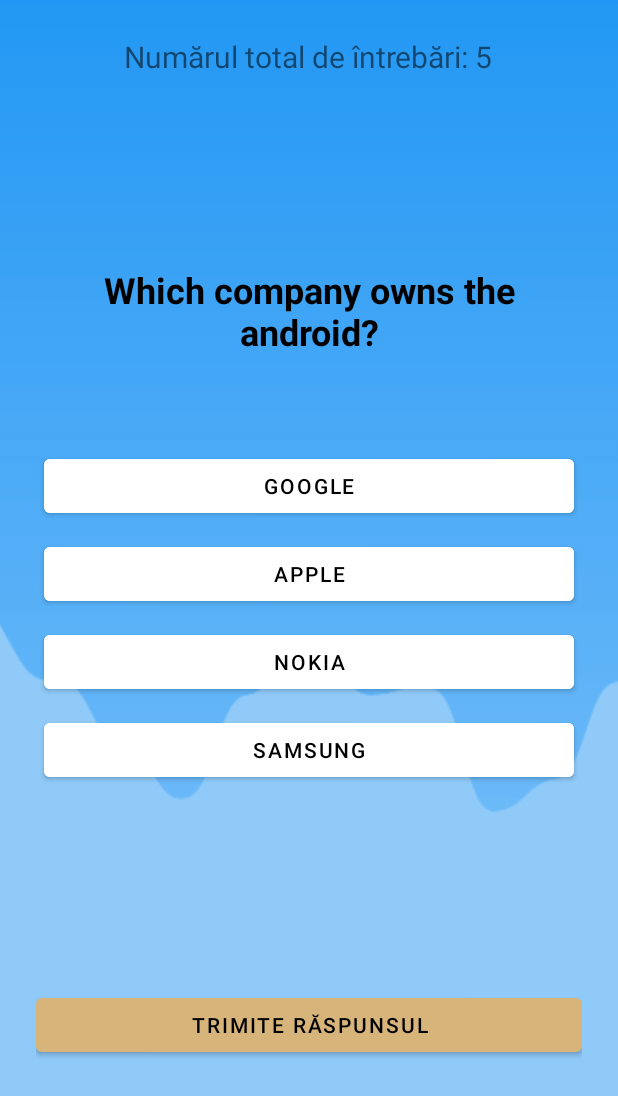
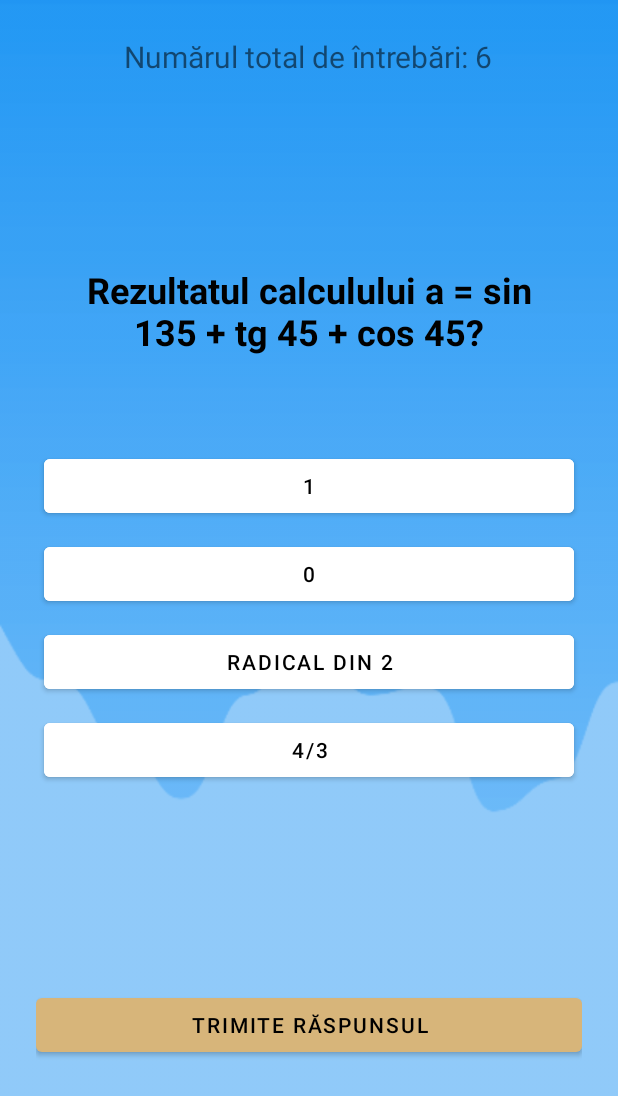
Before and after one commit to CasianGalben/LicentaFinal, an Android app: the Test5 screen opened directly, with no data from a screen before it, on a phone screen of 412 x 824 dp. Shown: the top 1096 px of the screen. Run offline under Robolectric (Android 15) with nearby library versions, the light colour scheme and no system bars.

Commit message:
quiz uri finalizate

```diff
--- a/app/src/main/java/com/casian/aplicatiefinala/QuestionAnswer.java
+++ b/app/src/main/java/com/casian/aplicatiefinala/QuestionAnswer.java
@@ -3,50 +3,53 @@
 public class QuestionAnswer {
 
     public static String question[] ={
-            "Which company owns the android?",
-            "Which one is not the programming language?",
-            "Where you are watching this video?",
-            "Which company owns the Apple?",
-            "Ana are mere?"
+            "Rezultatul calculului a = sin 135 + tg 45 + cos 45?",
+            "Tg(a+b) în formă rescrisă este?",
+            "Fie punctele A, B, C coliniare. Stiind ca raportul dintre vectorul BC și vectorul AC este  egal cu 3. C ... ?",
+            "Știind că triunghiul ABC este isoscel cu AB = AC, dacă A(3,M), B(-1,1), C(2,2), M este egal cu? ",
+            "Ținând cont că π/5 este în cadranul I. Valoarea calculată pentru cos π/5 și sin π/5 este: ?",
+            "Se consideră mulțimea A = { radical din 6, -2, -1/3, 1/2, 2, 3}. Numărul elementelor din mulțimea A intersectat cu multimea Q este: ?"
     };
 
     public static String choices[][] = {
-            {"Google","Apple","Nokia","Samsung"},
-            {"Java","Kotlin","Notepad","Python"},
-            {"Facebook","Whatsapp","Instagram","Youtube"},
-            {"Google","Apple","Nokia","Samsung"},
-            {"da","nu","poate","yesss"}
+            {"1","0","radical din 2","4/3"},
+            {"(1- tg a * tg b)/(tg a + tg b)","(tg a + tg b)/(a+b)","(tg a + tg b)/(1- tg a * tg b)","(tg a - tg b)/(1+ tg a * tg b)"},
+            {"C este paralel cu A","C se află între B și A","C este permendicular pe AB","C este jumătate din BA"},
+            {"-3","-6","2","5/2"},
+            {"(1+radical din 5)/4","(1-radical din 5)/4","(1-radical din 4)/5","1"},
+            {"7","2","6","5"}
     };
 
     public static String correctAnswers[] = {
-            "Google",
-            "Notepad",
-            "Youtube",
-            "Apple",
-            "da"
+            "1",
+            "(tg a + tg b)/(1- tg a * tg b)",
+            "C se află între B și A",
+            "-6",
+            "(1+radical din 5)/4",
+            "5"
     };
     public static String question1[] ={
-            "aaaaaaaa?",
-            "ass?",
-            "sfasf?",
-            "Which company owns the Apple?",
-            "Ana are mere?"
+            "Fie numerele A = (1+radical din 3)/(1-radical din 3), B = 2/(1-radical din 2), C = -2. Ordonarea crescatoare a numerelor este: ?",
+            "Având mulțimea Z, rezultatul ecuației 2x**2 + 5x - 3 = 0 este: ?",
+            "Fie progresia aritmetică cu a3 = 5 și a8 = 10, a1 este egal: ?",
+            "Având progresia aritmetică cu termenii 2x**2+2x+3, 4x**2+2x-1, 6x**2-1. X este: ?",
+            "Fie funcția f: [-1,3] cu valori în R, f(x) = 2x-5, mulțimea valorilor A ale lui f este: ?"
     };
 
     public static String choices1[][] = {
-            {"fff","Apple","Nokia","Samsung"},
-            {"Java","Kotlin","Notepad","Python"},
-            {"Facebook","Whatsapp","Instagram","Youtube"},
-            {"Google","Apple","Nokia","Samsung"},
-            {"da","nu","poate","yesss"}
+            {"B<A<C","B<C<A","A<B<C","A<C<B"},
+            {"-2","-1","-3","2"},
+            {"2","3","1","0"},
+            {"2","7","4","5"},
+            {"[-7,-1]","(-9,-3]","[-1,1]","[0,4)"}
     };
 
     public static String correctAnswers1[] = {
-            "fff",
-            "Notepad",
-            "Youtube",
-            "Apple",
-            "da"
+            "B<A<C",
+            "-3",
+            "3",
+            "2",
+            "[-7,-1]"
     };
 
 }
--- a/app/src/main/java/com/casian/aplicatiefinala/Test3.java
+++ b/app/src/main/java/com/casian/aplicatiefinala/Test3.java
@@ -27,10 +27,7 @@
             new Intrebare(R.string.Intreabare33, true),
             new Intrebare(R.string.Intreabare34, false),
             new Intrebare(R.string.Intreabare35, false),
-            new Intrebare(R.string.Intreabare36, false),
-            new Intrebare(R.string.Intreabare37, false),
-            new Intrebare(R.string.Intreabare38, true),
-            new Intrebare(R.string.Intreabare39, true),
+
     };
 
     @Override
--- a/app/src/main/java/com/casian/aplicatiefinala/Test5.java
+++ b/app/src/main/java/com/casian/aplicatiefinala/Test5.java
@@ -93,9 +93,9 @@
     void finishQuiz(){
         String passStatus = "";
         if(score > totalQuestion*0.60){
-            passStatus = "Passed";
+            passStatus = "Trecut";
         }else{
-            passStatus = "Failed";
+            passStatus = "Picat";
         }
 
         new AlertDialog.Builder(this)
--- a/app/src/main/res/values/strings.xml
+++ b/app/src/main/res/values/strings.xml
@@ -36,7 +36,7 @@
 
     <string name="Intreabare21">Se consideră mulțimea A = { radical din 6, -2, -1/3, 1/2, 2, 3}. Numărul elementelor din mulțimea A intersectat cu multimea Q este 5? </string>
     <string name="Intreabare22">Fie numărul rațional 2/11 scris sub forma 2/11 = 0,a1a2a4a4..... . Rezultatul calculului a1+a2+a3+...+a10 este 80? </string>
-    <string name="Intreabare23">Fie numerele A = (1+radical din 3)/(1-radical din 3), B = 2/(1-radical din 2), C = -2. Ordonarea crescatoare a numerelor este B mai mic caA mai mic ca C? </string>
+    <string name="Intreabare23">Fie numerele A = (1+radical din 3)/(1-radical din 3), B = 2/(1-radical din 2), C = -2. Ordonarea crescatoare a numerelor este B mai mic ca A mai mic ca C? </string>
     <string name="Intreabare24">Dacă [x] - partea întreagă a lui x și {x} - partea fracționară a lui x. Rezultatul calculului [-2.8284] - {-2.8} este -3.2 ?  </string>
     <string name="Intreabare25">Dacă [x] - partea întreagă a lui x, rezultatul ecuației [x]+ 3[x+2] = 10 este 1? </string>
     <string name="Intreabare26">Având mulțimea Z, rezultatul ecuației 2x**2 + 5x - 3 = 0 este -3 ? </string>
@@ -48,15 +48,12 @@
     <string name="Intreabare33">Știind că triunghiul ABC este isoscel cu AB = AC, după aplciarea teoriei, dacă A(3,M), B(-1,1), C(2,2) M este egal cu -6? </string>
     <string name="Intreabare34">Știind că în triunghiu ABC M este inclus pe BC astfel încat raportul dintre MB și CM este 3. Valoare vectorului AM, în funcție de vectorii AB și AC este: 3/4*AB+1/4*AC ? </string>
     <string name="Intreabare35">Având coordonatele carteziene XOY cu punctele M(2,-1), A(1,0), B(4,1). Lungimea vectorului MA+MB ( |MA+MB| ) este: 10? </string>
-    <string name="Intreabare36"> </string>
-    <string name="Intreabare37"> </string>
-    <string name="Intreabare38"> </string>
-    <string name="Intreabare39"> </string>
+
 
     <string name="Intreabare41">Rezultatul calculului a = 2(sin 75 - sin 15) este radical din 2? </string>
-    <string name="Intreabare42">Rezultatul calculului a = sin 135 + tg 45 + cod 45 este 1? </string>
+    <string name="Intreabare42">Rezultatul calculului a = sin 135 + tg 45 + cos 45 este 1? </string>
     <string name="Intreabare43">Fie un x inclus in intervalul (0, 90 grade) și tg x = 3. Rezultatul lui a = sin 2x este 1/9 ? </string>
-    <string name="Intreabare44">Ținând cont că π/5 este în cadranul I. Valoarea calculată pentru cos π/5 și sin cos π/5 este (1+radical din 5)/4 ? </string>
+    <string name="Intreabare44">Ținând cont că π/5 este în cadranul I. Valoarea calculată pentru cos π/5 și sin π/5 este (1+radical din 5)/4 ? </string>
     <string name="Intreabare45">Putem afirma că tg(a+b) este egal ca formulă cu (tg a + tg b)/(1- tg a * tg b) ? </string>
     <string name="Intreabare46">Având triunghiul ABC cu AB = 6, AC = 5 și unghiul lui A este de 60 de grade. Lungimea laturei BC este egală cu 31/2? </string>
     <string name="Intreabare47">Având triunghiul ABC cu AB = 2, AC = 3, BC = 4. Lungimea medianei din punctul A după calculare este 5?</string>
```
